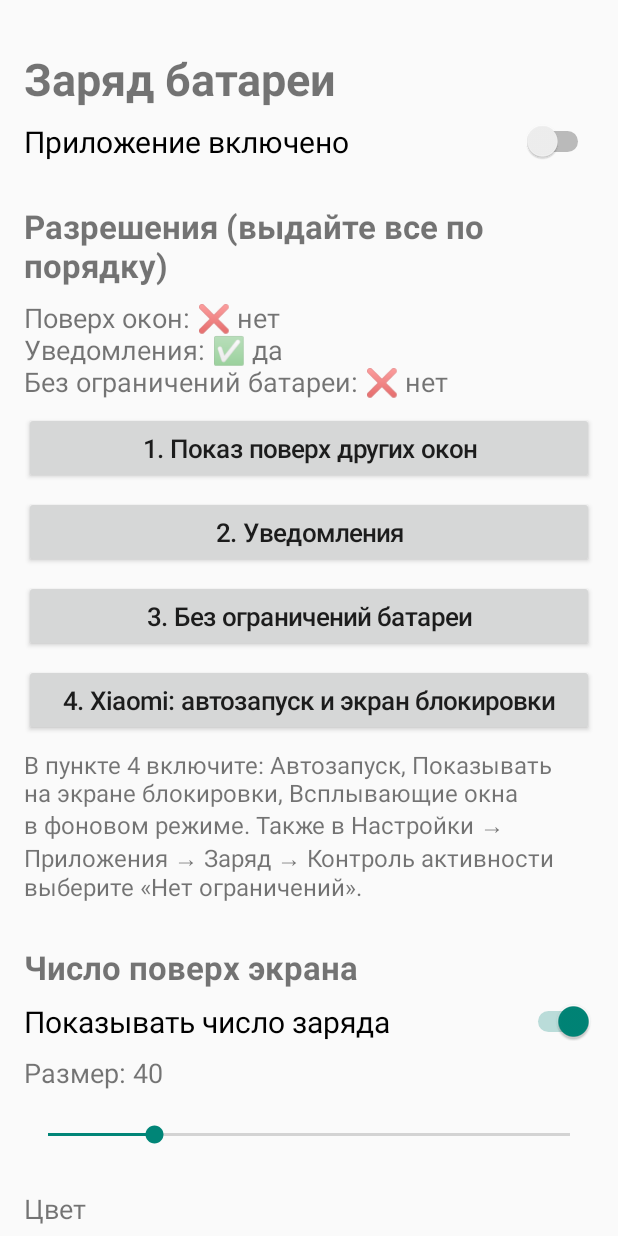
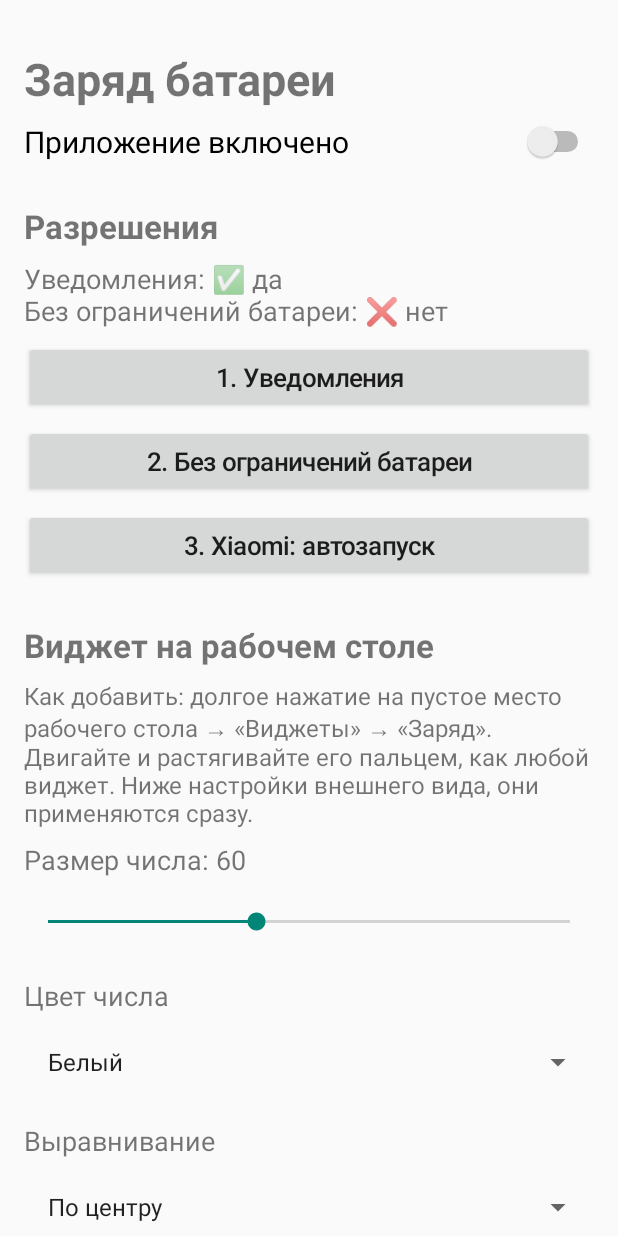
Before and after one commit to reyusmammadli/battery-alert, an Android app: the screen it shows after launch (MainActivity), on a phone screen of 412 x 824 dp. Run offline under Robolectric (Android 15) with nearby library versions, the phone set to English and light mode, and no system bars.

Commit message:
Add files via upload

```diff
--- a/app/src/main/java/com/batteryalert/app/MainActivity.kt
+++ b/app/src/main/java/com/batteryalert/app/MainActivity.kt
@@ -66,17 +66,13 @@ class MainActivity : Activity() {
             }
         }
 
-        addTitle("Разрешения (выдайте все по порядку)")
+        // ----- разрешения -----
+        addTitle("Разрешения")
         permView = TextView(this)
         permView.textSize = 18f
         root.addView(permView, lp())
-        addButton("1. Показ поверх других окон") {
-            startActivity(
-                Intent(Settings.ACTION_MANAGE_OVERLAY_PERMISSION, Uri.parse("package:$packageName"))
-            )
-        }
-        addButton("2. Уведомления") { openNotificationSettings() }
-        addButton("3. Без ограничений батареи") {
+        addButton("1. Уведомления") { openNotificationSettings() }
+        addButton("2. Без ограничений батареи") {
             try {
                 startActivity(
                     Intent(
@@ -88,36 +84,27 @@ class MainActivity : Activity() {
                 openAppDetails()
             }
         }
-        addButton("4. Xiaomi: автозапуск и экран блокировки") { openMiuiPermissions() }
-        val miuiHint = TextView(this)
-        miuiHint.textSize = 16f
-        miuiHint.text = "В пункте 4 включите: Автозапуск, Показывать на экране блокировки, " +
-                "Всплывающие окна в фоновом режиме. Также в Настройки → Приложения → " +
-                "Заряд → Контроль активности выберите «Нет ограничений»."
-        root.addView(miuiHint, lp())
+        addButton("3. Xiaomi: автозапуск") { openMiuiPermissions() }
 
-        addTitle("Число поверх экрана")
-        addSwitch("Показывать число заряда", Prefs.OVERLAY_ON, true)
-        addSeek("Размер: %d", Prefs.OVERLAY_SIZE, 12, 150, 40)
-        addSpinner("Цвет", Prefs.COLOR_NAMES, Prefs.OVERLAY_COLOR, 1)
-        addSpinner("Положение", Prefs.POS_NAMES, Prefs.OVERLAY_POS, 2)
-        addSeek("Отступ сверху: %d", Prefs.OVERLAY_Y, 0, 400, 0)
+        // ----- виджет -----
+        addTitle("Виджет на рабочем столе")
+        val how = TextView(this)
+        how.textSize = 16f
+        how.text = "Как добавить: долгое нажатие на пустое место рабочего стола → " +
+                "«Виджеты» → «Заряд». Двигайте и растягивайте его пальцем, как любой виджет. " +
+                "Ниже настройки внешнего вида, они применяются сразу."
+        root.addView(how, lp())
 
-        addTitle("Число в строке состояния")
-        addSwitch("Показывать число вместо значка уведомления", Prefs.STATUS_ICON_ON, true)
+        addSeek("Размер числа: %d", Prefs.W_SIZE, 20, 120, 60)
+        addSpinner("Цвет числа", Prefs.COLOR_NAMES, Prefs.W_COLOR, 0)
+        addSpinner("Выравнивание", Prefs.ALIGN_NAMES, Prefs.W_ALIGN, 1)
+        addSpinner("Цвет фона", Prefs.BG_NAMES, Prefs.W_BG_COLOR, 0)
+        addSeek("Непрозрачность фона: %d%%", Prefs.W_BG_OPACITY, 0, 100, 60)
+        addSwitch("Показывать подпись «Заряжается»", Prefs.W_STATUS, true) { updateWidget() }
 
-        addTitle("Крупный экран зарядки")
-        addSwitch("Показывать при подключении зарядки", Prefs.CHARGE_SCREEN_ON, true)
-        addSeek("Размер: %d", Prefs.CHARGE_SIZE, 40, 150, 110)
-        addSpinner("Цвет", Prefs.COLOR_NAMES, Prefs.CHARGE_COLOR, 2)
-        addButton("Показать пример") {
-            val i = Intent(this, ChargingActivity::class.java)
-            i.putExtra("preview", true)
-            startActivity(i)
-        }
-
+        // ----- оповещения -----
         addTitle("Звуковые оповещения")
-        addSwitch("Оповещения включены", Prefs.ALERTS_ON, true)
+        addSwitch("Оповещения включены", Prefs.ALERTS_ON, true) { }
 
         addLabel("Когда телефон заряжается — сигнал «снять с зарядки» на уровнях:")
         addChecks(Prefs.HIGH_LEVELS, Prefs.HIGH_SET, setOf("80"))
@@ -135,7 +122,8 @@ class MainActivity : Activity() {
 
         val note = TextView(this)
         note.textSize = 16f
-        note.text = "Сигналы идут через громкость будильника. Если она на нуле, звука не будет."
+        note.text = "Сигнал звучит один раз. Он идёт через громкость будильника: " +
+                "если она на нуле, звука не будет."
         root.addView(note, lp())
     }
 
@@ -184,7 +172,7 @@ class MainActivity : Activity() {
         text: String,
         key: String,
         def: Boolean,
-        after: (Boolean) -> Unit = { refreshService() }
+        after: (Boolean) -> Unit
     ) {
         val s = Switch(this)
         s.text = text
@@ -216,7 +204,7 @@ class MainActivity : Activity() {
             override fun onStartTrackingTouch(s: SeekBar?) {}
 
             override fun onStopTrackingTouch(s: SeekBar?) {
-                refreshService()
+                updateWidget()
             }
         })
         root.addView(tv, lp())
@@ -230,9 +218,9 @@ class MainActivity : Activity() {
         spinner.setSelection(sp.getInt(key, def).coerceIn(0, items.size - 1))
         spinner.onItemSelectedListener = object : AdapterView.OnItemSelectedListener {
             override fun onItemSelected(p: AdapterView<*>?, v: View?, pos: Int, id: Long) {
-                if (sp.getInt(key, -999) != pos) {
+                if (sp.getInt(key, def) != pos) {
                     sp.edit().putInt(key, pos).apply()
-                    refreshService()
+                    updateWidget()
                 }
             }
 
@@ -256,10 +244,13 @@ class MainActivity : Activity() {
         }
     }
 
+    private fun updateWidget() {
+        BatteryWidget.update(this)
+    }
+
     // ---------- разрешения и служба ----------
 
     private fun updatePermStatus() {
-        val overlay = Settings.canDrawOverlays(this)
         val notif = if (Build.VERSION.SDK_INT >= 33) {
             checkSelfPermission(Manifest.permission.POST_NOTIFICATIONS) ==
                     PackageManager.PERMISSION_GRANTED
@@ -268,8 +259,7 @@ class MainActivity : Activity() {
         }
         val pm = getSystemService(PowerManager::class.java)
         val battery = pm.isIgnoringBatteryOptimizations(packageName)
-        permView.text = "Поверх окон: ${mark(overlay)}\n" +
-                "Уведомления: ${mark(notif)}\n" +
+        permView.text = "Уведомления: ${mark(notif)}\n" +
                 "Без ограничений батареи: ${mark(battery)}"
     }
 
@@ -318,8 +308,4 @@ class MainActivity : Activity() {
     private fun startSvc() {
         startForegroundService(Intent(this, BatteryService::class.java))
     }
-
-    private fun refreshService() {
-        if (sp.getBoolean(Prefs.SERVICE_ON, false)) startSvc()
-    }
 }
--- a/app/src/main/java/com/batteryalert/app/Util.kt
+++ b/app/src/main/java/com/batteryalert/app/Util.kt
@@ -11,18 +11,15 @@ import android.os.Looper
 object Prefs {
     const val SERVICE_ON = "service_on"
 
-    const val OVERLAY_ON = "overlay_on"
-    const val OVERLAY_SIZE = "overlay_size"
-    const val OVERLAY_COLOR = "overlay_color"
-    const val OVERLAY_POS = "overlay_pos"
-    const val OVERLAY_Y = "overlay_y"
+    // виджет
+    const val W_SIZE = "w_size"
+    const val W_COLOR = "w_color"
+    const val W_ALIGN = "w_align"
+    const val W_BG_COLOR = "w_bg_color"
+    const val W_BG_OPACITY = "w_bg_opacity"
+    const val W_STATUS = "w_status"
 
-    const val STATUS_ICON_ON = "status_icon_on"
-
-    const val CHARGE_SCREEN_ON = "charge_screen_on"
-    const val CHARGE_SIZE = "charge_size"
-    const val CHARGE_COLOR = "charge_color"
-
+    // оповещения
     const val ALERTS_ON = "alerts_on"
     const val HIGH_SET = "high_set"
     const val LOW_SET = "low_set"
@@ -41,7 +38,15 @@ object Prefs {
         Color.parseColor("#FF5252"),
         Color.parseColor("#FFA726")
     )
-    val POS_NAMES = listOf("Слева", "По центру", "Справа")
+
+    val BG_NAMES = listOf("Чёрный", "Тёмно-серый", "Белый")
+    val BG_COLORS = intArrayOf(
+        Color.BLACK,
+        Color.parseColor("#37474F"),
+        Color.WHITE
+    )
+
+    val ALIGN_NAMES = listOf("Слева", "По центру", "Справа")
 
     fun sp(c: Context): SharedPreferences =
         c.getSharedPreferences("settings", Context.MODE_PRIVATE)
@@ -55,10 +60,7 @@ object Prefs {
         sp(c).edit().putStringSet(key, v.map { it.toString() }.toHashSet()).apply()
     }
 
-    fun color(c: Context, key: String, def: Int): Int {
-        val idx = sp(c).getInt(key, def).coerceIn(0, COLORS.size - 1)
-        return COLORS[idx]
-    }
+    fun pick(colors: IntArray, index: Int): Int = colors[index.coerceIn(0, colors.size - 1)]
 }
 
 object Sounder {
--- /dev/null
+++ b/app/src/main/res/drawable/widget_bg.xml
@@ -0,0 +1,6 @@
+<?xml version="1.0" encoding="utf-8"?>
+<shape xmlns:android="http://schemas.android.com/apk/res/android"
+    android:shape="rectangle">
+    <solid android:color="#FFFFFFFF" />
+    <corners android:radius="22dp" />
+</shape>
```
Also changed, not shown: app/build.gradle.kts (+11 -2 lines), app/src/main/AndroidManifest.xml (+11 -11 lines), app/src/main/java/com/batteryalert/app/BatteryService.kt (+7 -117 lines), app/src/main/java/com/batteryalert/app/BatteryWidget.kt (added, +85 -0 lines), app/src/main/java/com/batteryalert/app/ChargingActivity.kt (+2 -108 lines), app/src/main/res/layout/widget_center.xml (added, +38 -0 lines), app/src/main/res/layout/widget_left.xml (added, +38 -0 lines), app/src/main/res/layout/widget_right.xml (added, +38 -0 lines), app/src/main/res/xml/widget_info.xml (added, +8 -0 lines), 1 other file.
